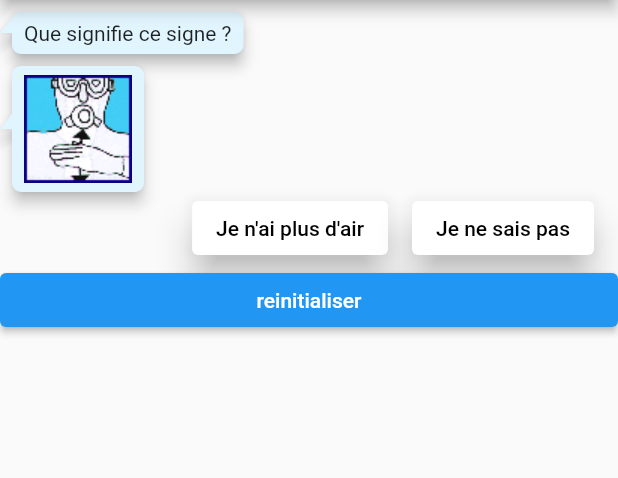
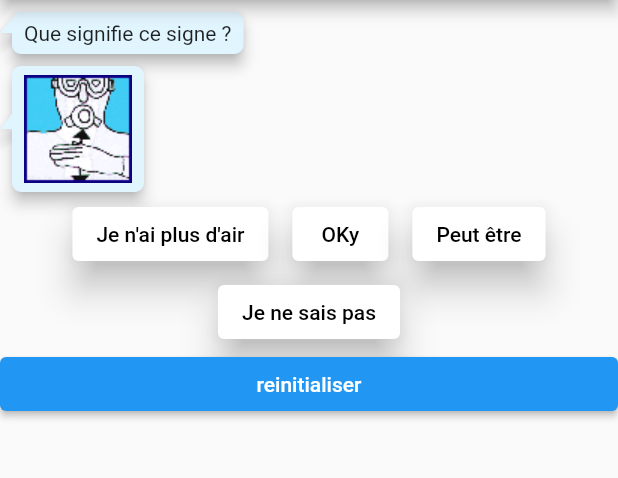
Before and after one commit to Zigotote/diving_quizz, a Flutter app: the screen it shows after launch, on a phone screen of 412 x 824 dp, the part 84-562 px from its top. Run offline on Flutter 3.47's test engine with Material 2 defaults, Android fonts, the phone set to English and light mode, and no system bars; drawn by our look-alikes of bubble.

Commit message:
Upd: display answers list

```diff
--- a/lib/pages/signs_quizz.dart
+++ b/lib/pages/signs_quizz.dart
@@ -51,7 +51,7 @@ class _SignsQuizzState extends State<SignsQuizz> {
           _questions.removeAt(randomNumber.nextInt(_questions.length));
       _questionDialogs.add(QuestionDialog(
         question: question,
-        answers: {question.correctAnswer, "Je ne sais pas"},
+        answers: {question.correctAnswer, "OKy", "Peut être", "Je ne sais pas"},
         onQuestionFinished: _handleQuestionFinished,
       ));
     }
--- a/lib/widgets/answer_options.dart
+++ b/lib/widgets/answer_options.dart
@@ -10,32 +10,24 @@ class AnswerOptions extends StatelessWidget {
 
   AnswerOptions({@required this.answers, @required this.onAnswerSelected});
 
-  /// Build the widget to display the answers
-  /// Each answer is a button. They are seperated by blank boxes
-  List<Widget> _buildAnswersWidget() {
-    List<Widget> answerWidgets = [];
-    this.answers.forEach((answer) {
-      answerWidgets.add(ElevatedButton(
-        onPressed: () => this.onAnswerSelected(answer),
-        child: Text(answer),
-        style: ElevatedButton.styleFrom(
-          onPrimary: Colors.black, //font and icon color
-          primary: Colors.white, //background color
-          elevation: 10,
-        ),
-      ));
-      answerWidgets.add(SizedBox(
-        width: 16.0,
-      ));
-    });
-    return answerWidgets;
-  }
-
   @override
   Widget build(BuildContext context) {
-    return new Row(
-      mainAxisAlignment: MainAxisAlignment.end,
-      children: _buildAnswersWidget(),
+    return Wrap(
+      alignment: WrapAlignment.center,
+      children: this.answers.map((answer) {
+        return Padding(
+          padding: EdgeInsets.fromLTRB(8.0, 4, 8.0, 0),
+          child: ElevatedButton(
+            onPressed: () => this.onAnswerSelected(answer),
+            child: Text(answer),
+            style: ElevatedButton.styleFrom(
+              onPrimary: Colors.black, //font and icon color
+              primary: Colors.white, //background color
+              elevation: 10,
+            ),
+          ),
+        );
+      }).toList(),
     );
   }
 }
```
